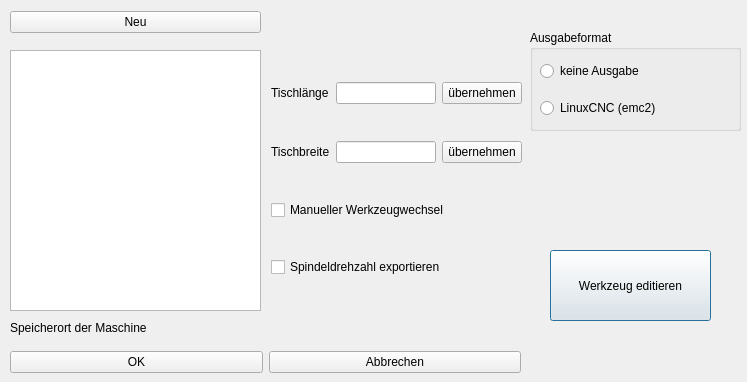
The window that Dialoge/dialog_maschinen.ui (TischlerWilly/simson) describes before a commit, drawn with Qt 5.
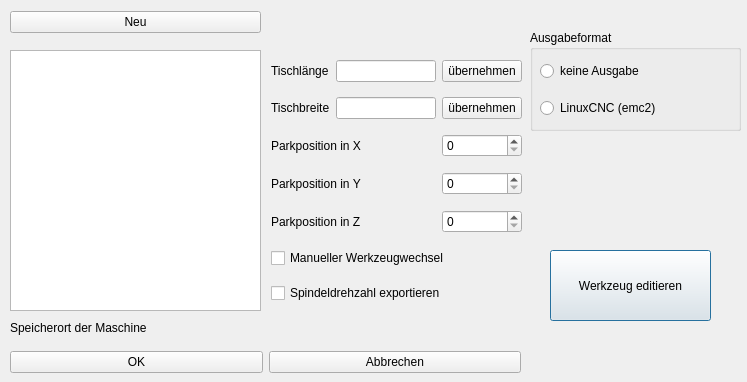
The same window after the commit.

```diff
--- a/Dialoge/dialog_maschinen.ui
+++ b/Dialoge/dialog_maschinen.ui
@@ -46,6 +46,43 @@
     </rect>
    </property>
    <layout class="QGridLayout" name="gridLayout">
+    <item row="8" column="0" colspan="3">
+     <widget class="QCheckBox" name="checkBox_drehzExportieren">
+      <property name="text">
+       <string>Spindeldrehzahl exportieren</string>
+      </property>
+     </widget>
+    </item>
+    <item row="6" column="2">
+     <widget class="QDoubleSpinBox" name="doubleSpinBox_prgendpos_z">
+      <property name="decimals">
+       <number>0</number>
+      </property>
+      <property name="maximum">
+       <double>500.000000000000000</double>
+      </property>
+     </widget>
+    </item>
+    <item row="0" column="2">
+     <widget class="QPushButton" name="pushButton_laenge_ok">
+      <property name="text">
+       <string>übernehmen</string>
+      </property>
+     </widget>
+    </item>
+    <item row="7" column="0" colspan="3">
+     <widget class="QCheckBox" name="checkBox_manWkzWechsel">
+      <property name="text">
+       <string>Manueller Werkzeugwechsel</string>
+      </property>
+     </widget>
+    </item>
+    <item row="0" column="1">
+     <widget class="QLineEdit" name="lineEdit_tischlaenge"/>
+    </item>
+    <item row="1" column="1">
+     <widget class="QLineEdit" name="lineEdit_tischbreite"/>
+    </item>
     <item row="1" column="0">
      <widget class="QLabel" name="label_tischbreite">
       <property name="text">
@@ -53,6 +90,16 @@
       </property>
      </widget>
     </item>
+    <item row="5" column="2">
+     <widget class="QDoubleSpinBox" name="doubleSpinBox_prgendpos_y">
+      <property name="decimals">
+       <number>0</number>
+      </property>
+      <property name="maximum">
+       <double>5000.000000000000000</double>
+      </property>
+     </widget>
+    </item>
     <item row="0" column="0">
      <widget class="QLabel" name="label_tischlaenge">
       <property name="text">
@@ -67,30 +114,34 @@
       </property>
      </widget>
     </item>
-    <item row="0" column="1">
-     <widget class="QLineEdit" name="lineEdit_tischlaenge"/>
+    <item row="4" column="2">
+     <widget class="QDoubleSpinBox" name="doubleSpinBox_prgendpos_x">
+      <property name="decimals">
+       <number>0</number>
+      </property>
+      <property name="maximum">
+       <double>5000.000000000000000</double>
+      </property>
+     </widget>
     </item>
-    <item row="1" column="1">
-     <widget class="QLineEdit" name="lineEdit_tischbreite"/>
-    </item>
-    <item row="0" column="2">
-     <widget class="QPushButton" name="pushButton_laenge_ok">
+    <item row="4" column="0" colspan="2">
+     <widget class="QLabel" name="label">
       <property name="text">
-       <string>übernehmen</string>
+       <string>Parkposition in X</string>
       </property>
      </widget>
     </item>
-    <item row="2" column="0" colspan="3">
-     <widget class="QCheckBox" name="checkBox_manWkzWechsel">
+    <item row="5" column="0" colspan="2">
+     <widget class="QLabel" name="label_2">
       <property name="text">
-       <string>Manueller Werkzeugwechsel</string>
+       <string>Parkposition in Y</string>
       </property>
      </widget>
     </item>
-    <item row="3" column="0" colspan="3">
-     <widget class="QCheckBox" name="checkBox_drehzExportieren">
+    <item row="6" column="0" colspan="2">
+     <widget class="QLabel" name="label_3">
       <property name="text">
-       <string>Spindeldrehzahl exportieren</string>
+       <string>Parkposition in Z</string>
       </property>
      </widget>
     </item>
```
